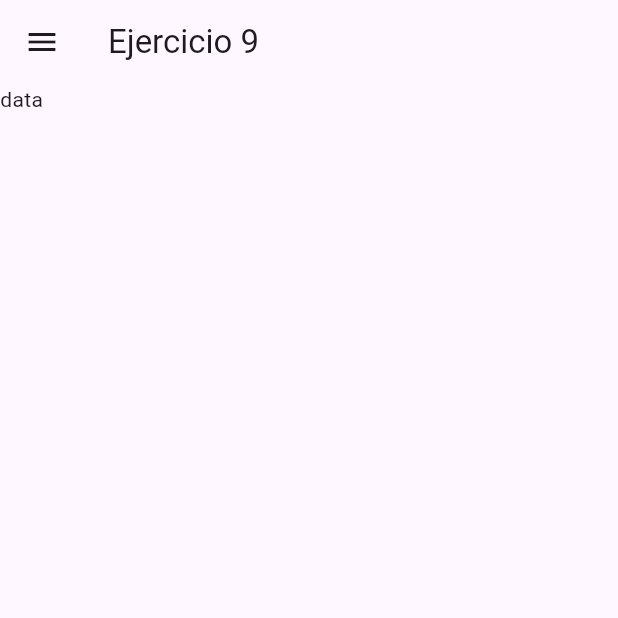
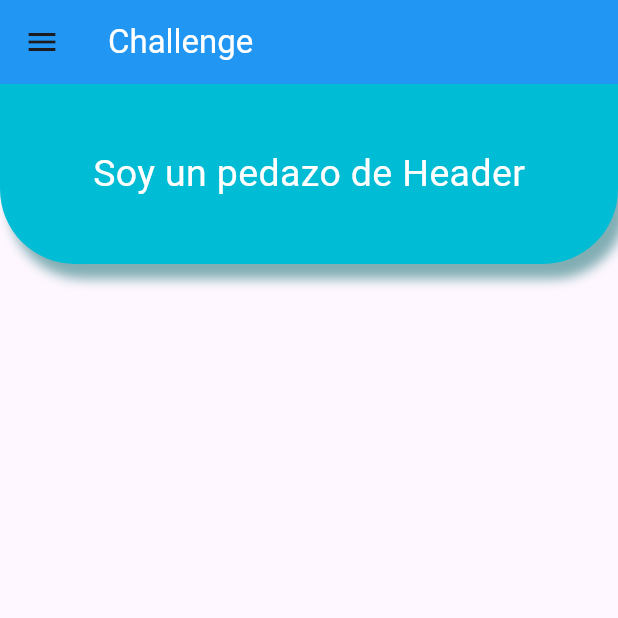
Before and after one commit to DavidLN-Picasso/DavidL-Programacion-Multiplataforma, a Flutter app: the screen it shows after launch, in the side drawer, after a tap on "Ejercicio 9", on a phone screen of 412 x 824 dp, the top half of it. Run offline on Flutter 3.47's test engine with Material 3 defaults, Android fonts, the phone set to English and light mode, and no system bars; our stand-ins replace google_fonts; missing offline and left inert: extra_weight_text_style.

Commit message:
Entrega 2.5 Terminada
Ejercicio 9 terminado, he hecho el reto 2

```diff
--- a/actividades_tema_1/lib/screens/ejercicio9.dart
+++ b/actividades_tema_1/lib/screens/ejercicio9.dart
@@ -15,12 +15,29 @@ class Ejercicio9 extends StatelessWidget {
         // Barra Superior
 
         appBar: AppBar(
-          title: Text('Ejercicio 9'),
+          title: Text('Challenge', style: TextStyle(color: Colors.white)),
+          backgroundColor: Colors.blue,
         ),
 
         // Cuerpo del Programa
 
-        body: Text("data"),
+        body: Container(
+          decoration: BoxDecoration(
+            color: Colors.cyan,
+            borderRadius: BorderRadius.only (bottomRight: Radius.circular(50), bottomLeft: Radius.circular(50)),
+            boxShadow: [
+              BoxShadow(
+                color: const Color.fromARGB(255, 129, 174, 179),
+                offset: Offset(6, 10),
+                blurRadius: 6,
+              )
+            ]
+          ),
+          width: double.infinity,
+          alignment: Alignment.center,
+          height: 120,
+          child: Text("Soy un pedazo de Header", style: TextStyle(color: Colors.white, fontSize: 25)),
+        ),
 
         // Drawer
 
```
